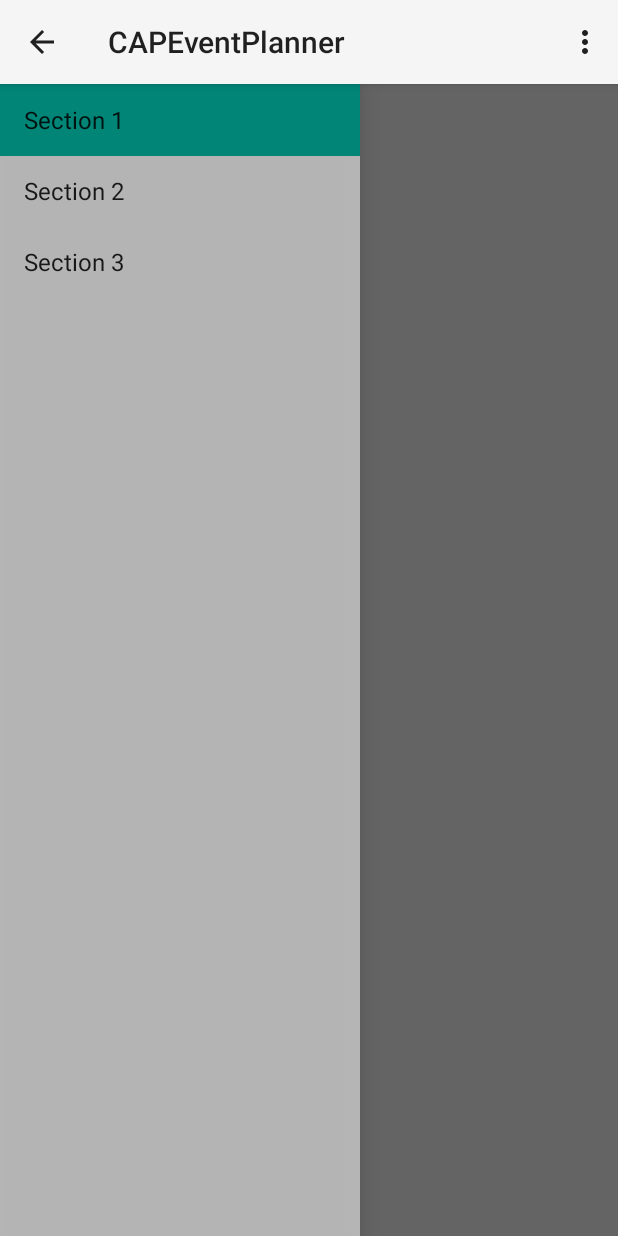
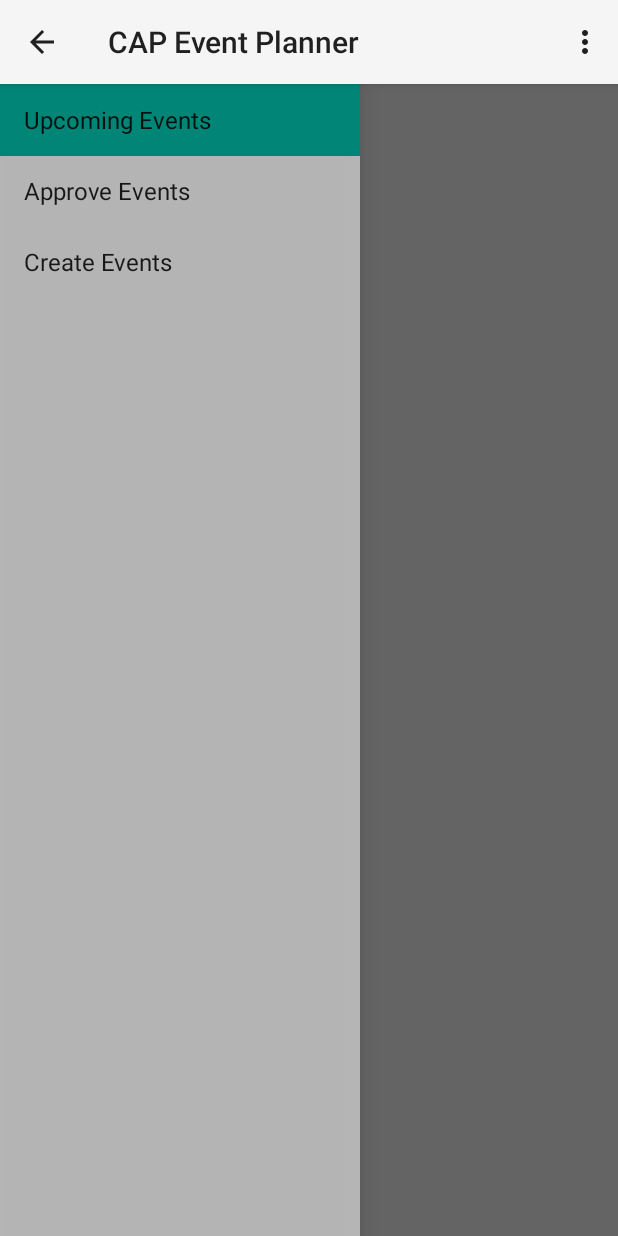
Before and after one commit to mbyers2017/CAPEventPlanner, an Android app: the screen it shows after launch (MainActivity), on a phone screen of 412 x 824 dp. Run offline under Robolectric (Android 15) with nearby library versions, the phone set to English and light mode, and no system bars; 2 statements that could not run were skipped.

Commit message:
Added some prelim files to see if everything works.

```diff
--- a/app/src/main/res/values/strings.xml
+++ b/app/src/main/res/values/strings.xml
@@ -1,9 +1,23 @@
 <resources>
-    <string name="app_name">CAPEventPlanner</string>
+    <string name="app_name">CAP Event Planner</string>
 
-    <string name="title_section1">Section 1</string>
-    <string name="title_section2">Section 2</string>
-    <string name="title_section3">Section 3</string>
+    <string name="title_section1">Upcoming Events</string>
+    <string name="title_section2">Approve Events</string>
+    <string name="title_section3">Create Events</string>
+    <string name="title_section4">Settings</string>
+
+    <string name="event_name_hint">Event name goes here...</string>
+    <string name="event_date_hint">Use mm/dd/yyyy format...</string>
+    <string name="event_location_hint">Address on first line and optional
+        venue name on second line...</string>
+    <string name="event_description_hint">Additional details for event
+        go here...</string>
+    <string name="event_price_hint">Enter the price before subsidy and do
+        not use $...</string>
+
+    <string name="save_event_button">Save</string>
+    <string name="cancel_event_button">Cancel</string>
+
 
     <string name="navigation_drawer_open">Open navigation drawer</string>
     <string name="navigation_drawer_close">Close navigation drawer</string>
```
